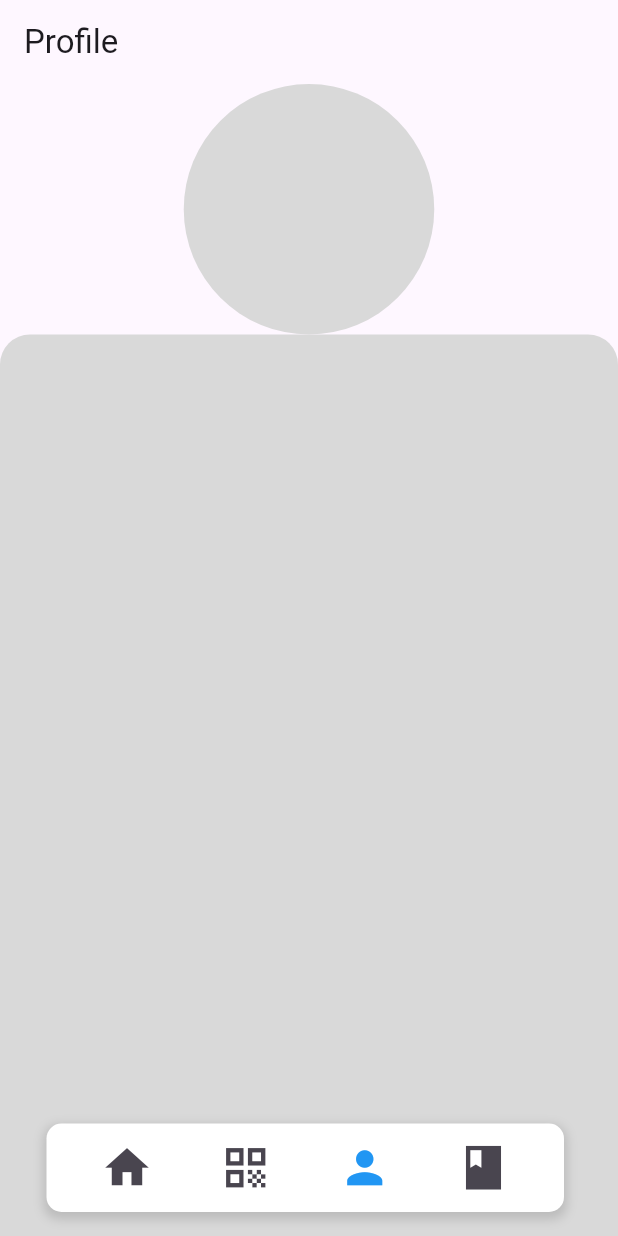
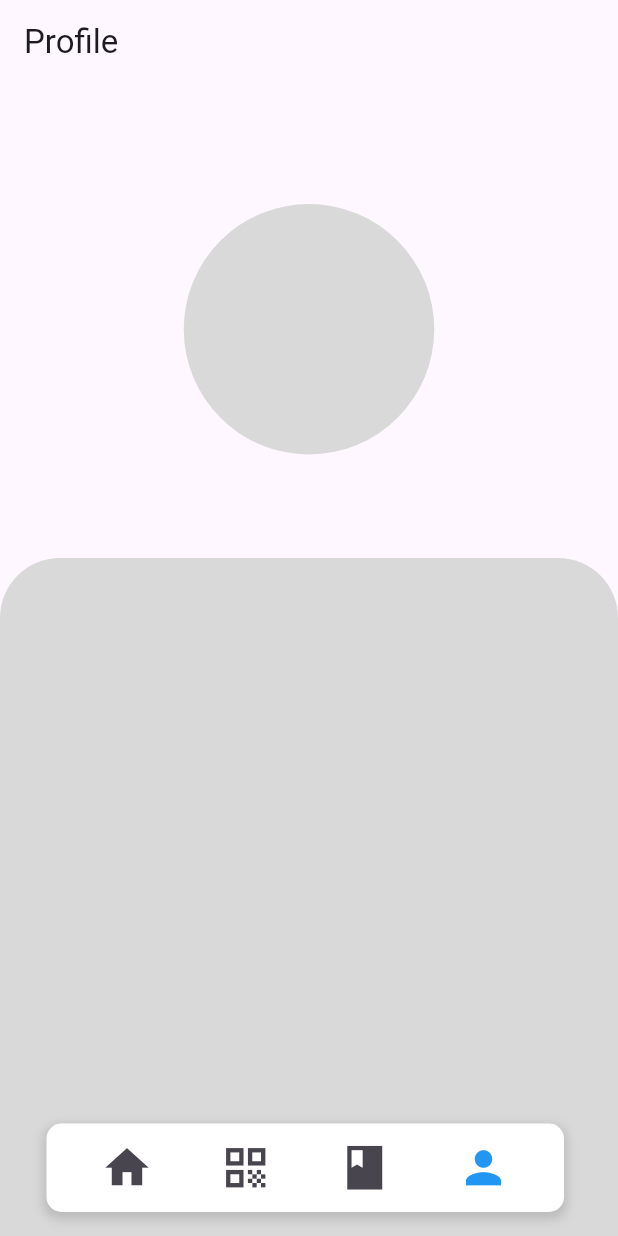
Before and after one commit to Codelab-Davis/password-manager, a Flutter app: the UserProfilePage screen opened directly, on a phone screen of 412 x 824 dp. Run offline on Flutter 3.47's test engine with Material 3 defaults, Android fonts, the phone set to English and light mode, and no system bars; our stand-ins replace timezone; missing offline and left inert: clipboard, otp, qr_code_scanner.

Commit message:
bug fixes with nav bar

```diff
--- a/lib/profile-page.dart
+++ b/lib/profile-page.dart
@@ -12,10 +12,9 @@ class UserProfilePage extends StatefulWidget {
 }
 
 class _UserProfilePageState extends State<UserProfilePage> {
-  int _selectedIndex = 2;
+  int _selectedIndex = 3;
   @override
   Widget build(BuildContext context) {
-
     return Scaffold(
       appBar: AppBar(
         title: const Text('Profile'),
@@ -27,20 +26,30 @@ class _UserProfilePageState extends State<UserProfilePage> {
             Container(
               width: 167,
               height: 167,
+              margin: EdgeInsets.only(top: 80),
               decoration: ShapeDecoration(
                 shape: CircleBorder(),
                 color: const Color(0xFFD9D9D9),
               ),
             ),
             Container(
-              width: 450,
-              height: 650,
+              alignment: Alignment.center,
+              margin: EdgeInsets.only(top: 69),
+              width: MediaQuery.of(context).size.width,
+              height: 500,
               decoration: BoxDecoration(
                 borderRadius: BorderRadius.only(
-                  topLeft: Radius.circular(20),
-                  topRight: Radius.circular(20),
+                  topLeft: Radius.circular(40),
+                  topRight: Radius.circular(40),
                 ),
                 color: const Color(0xFFD9D9D9),
+              ),
+              child: SingleChildScrollView(
+                child: Column(
+                  children: [
+                    // Add your content here
+                  ],
+                ),
               ),
             )
           ],
@@ -94,7 +103,7 @@ class _UserProfilePageState extends State<UserProfilePage> {
               ),
               IconButton(
                 icon: Icon(
-                  Icons.person,
+                  Icons.book_sharp,
                   size: 35,
                   color: _selectedIndex == 2 ? Colors.blue : null,
                 ),
@@ -107,7 +116,7 @@ class _UserProfilePageState extends State<UserProfilePage> {
               ),
               IconButton(
                 icon: Icon(
-                  Icons.book_sharp,
+                  Icons.person,
                   size: 35,
                   color: _selectedIndex == 3 ? Colors.blue : null,
                 ),
@@ -142,9 +151,9 @@ void _onItemTapped(int index, BuildContext context) {
         MaterialPageRoute(builder: (context) => QRScannerPage()),
       );
       break;
+    case 3:
+      break;
     case 2:
-      break;
-    case 3:
       Navigator.pushReplacement(
         context as BuildContext,
         MaterialPageRoute(
```
Also changed, not shown: lib/passbook-page.dart (+5 -5 lines), lib/qrscanner-page.dart (+4 -4 lines), lib/totp-page.dart (+4 -4 lines).
